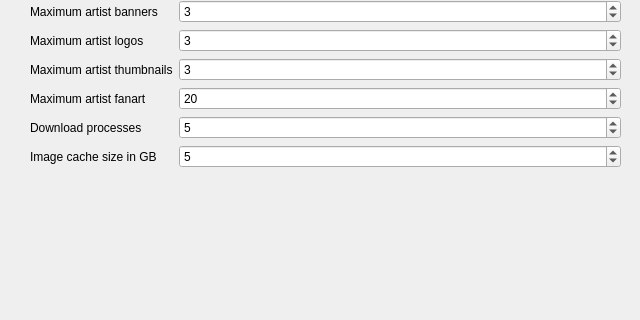
First picture: the form in nowplaying/resources/artistextras_ui.ui, repository e1miran/Now-Playing-Serato, before the edit; both pictures show x 0 to 640 and y 160 to 480 of the 640 by 480 pixel window.
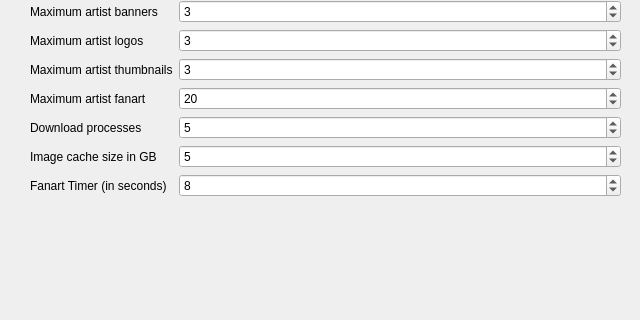
Second picture: the form after the edit.

Commit message: Allow adjustable fanart timer (#427)

Diff of the .ui file:
```diff
--- a/nowplaying/resources/artistextras_ui.ui
+++ b/nowplaying/resources/artistextras_ui.ui
@@ -35,7 +35,7 @@
      <x>30</x>
      <y>160</y>
      <width>591</width>
-     <height>194</height>
+     <height>227</height>
     </rect>
    </property>
    <layout class="QFormLayout" name="artistextras_layout">
@@ -141,6 +141,20 @@
       </property>
      </widget>
     </item>
+    <item row="6" column="0">
+     <widget class="QLabel" name="fanartdelay_label">
+      <property name="text">
+       <string>Fanart Timer (in seconds)</string>
+      </property>
+     </widget>
+    </item>
+    <item row="6" column="1">
+     <widget class="QSpinBox" name="fanartdelay_spin">
+      <property name="value">
+       <number>8</number>
+      </property>
+     </widget>
+    </item>
    </layout>
   </widget>
   <widget class="QLabel" name="artistextras_desc_label">
```
The commit also changes 6 other files.
